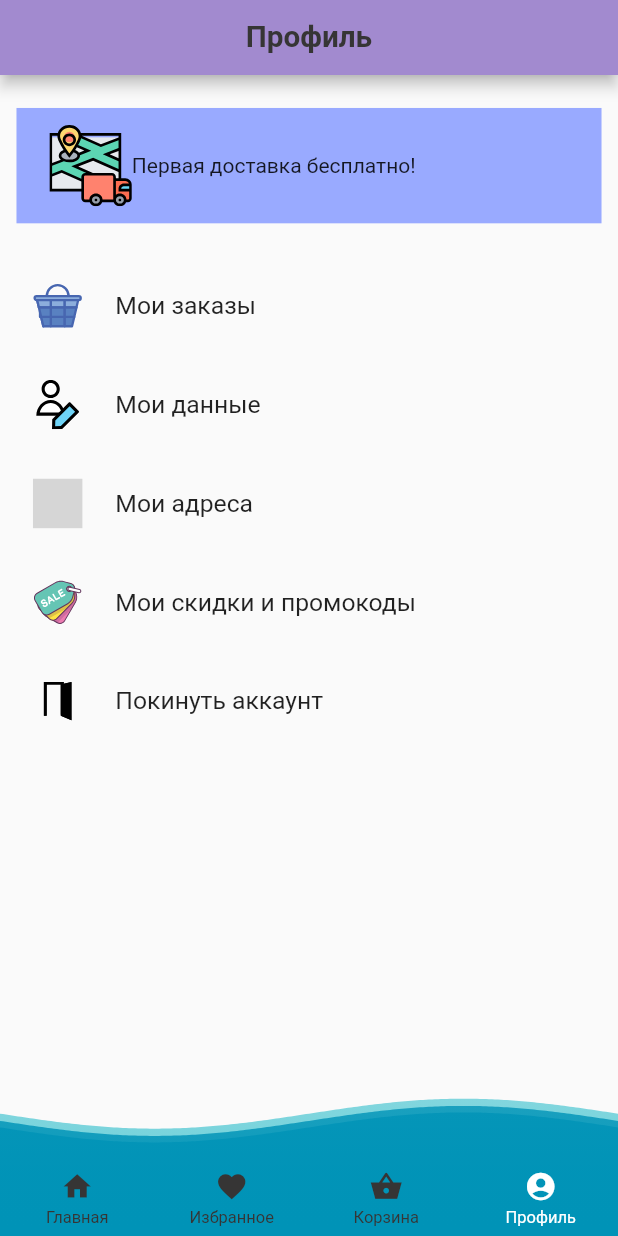
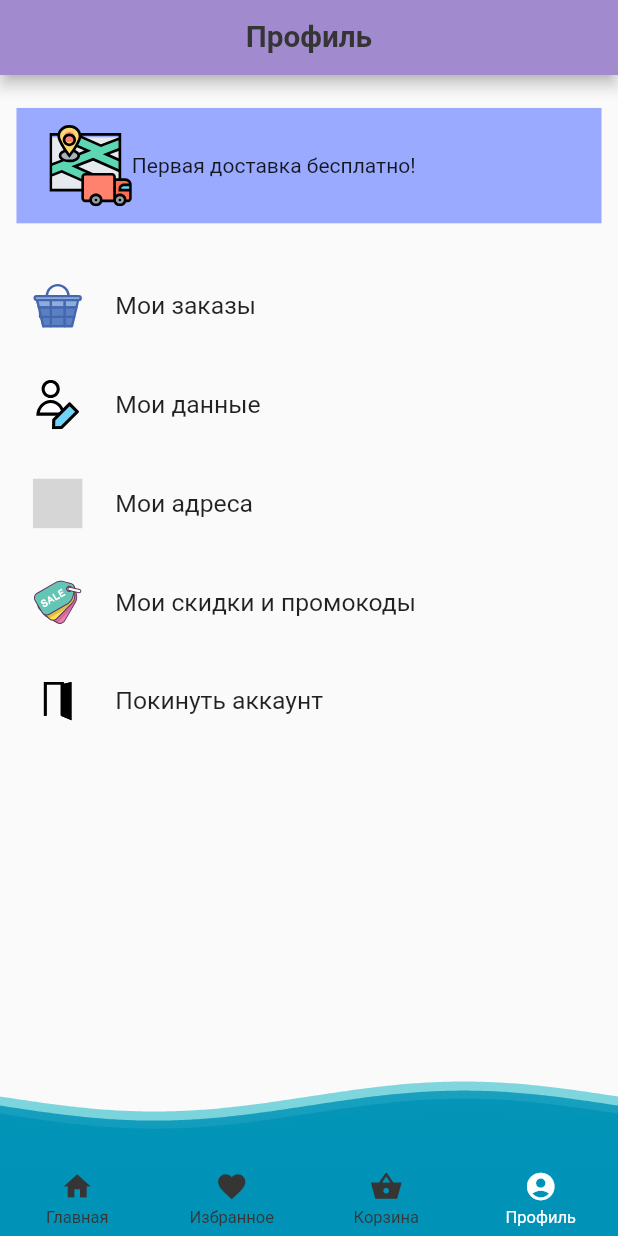
Before and after one commit to cup-of-Aygiz/bvt1901cats, a Flutter app: the RouterScreen screen opened directly, item 4 of the bottom bar chosen, on a phone screen of 412 x 824 dp. Run offline on Flutter 3.47's test engine with Material 2 defaults, Android fonts, the phone set to English and light mode, and no system bars; drawn by our look-alikes of wave; our stand-ins replace carousel_slider, device_info_plus, device_preview, dio, fancy_shimmer_image, flutter_bloc and 13 more; accounts and stored records are empty; grey boxes are pictures that could not be loaded.

Commit message:
доп коммит

```diff
--- a/lib/features/router/presentation/screen/router_screen.dart
+++ b/lib/features/router/presentation/screen/router_screen.dart
@@ -2,6 +2,7 @@ import 'package:bvt1901_practice/utils/extentions/app_context.dart';
 import 'package:flutter/material.dart';
 
 import '../../../../app/presentation/theme/app_text_style.dart';
+import '../../../registration/presentation/components/proggres_gradient.dart';
 
 class RouterScreen extends StatelessWidget {
   const RouterScreen({Key? key}) : super(key: key);
@@ -29,7 +30,11 @@ class RouterScreen extends StatelessWidget {
         bottomNavigationBar: ValueListenableBuilder<int>(
           valueListenable: context.appRouter.currentTabNotifier,
           builder: (context, index, child) {
-            return BottomNavigationBar(
+            return BackgroundProgressWidget(
+              length: 7,
+              child: Align(
+                alignment: Alignment.bottomCenter,
+                child: BottomNavigationBar(
                   currentIndex: index,
                   onTap: (index) {
                     if (context.appRouter.currentTabNotifier.value == index) {
@@ -51,6 +56,8 @@ class RouterScreen extends StatelessWidget {
                     ...context.appRouter.tabNavigatorScreensMap.values
                         .map((it) => it.buildTabBarItem(context))
                   ],
+                ),
+              ),
             );
           },
         ),
```
Lines whose indentation alone changed are shown as unchanged.
